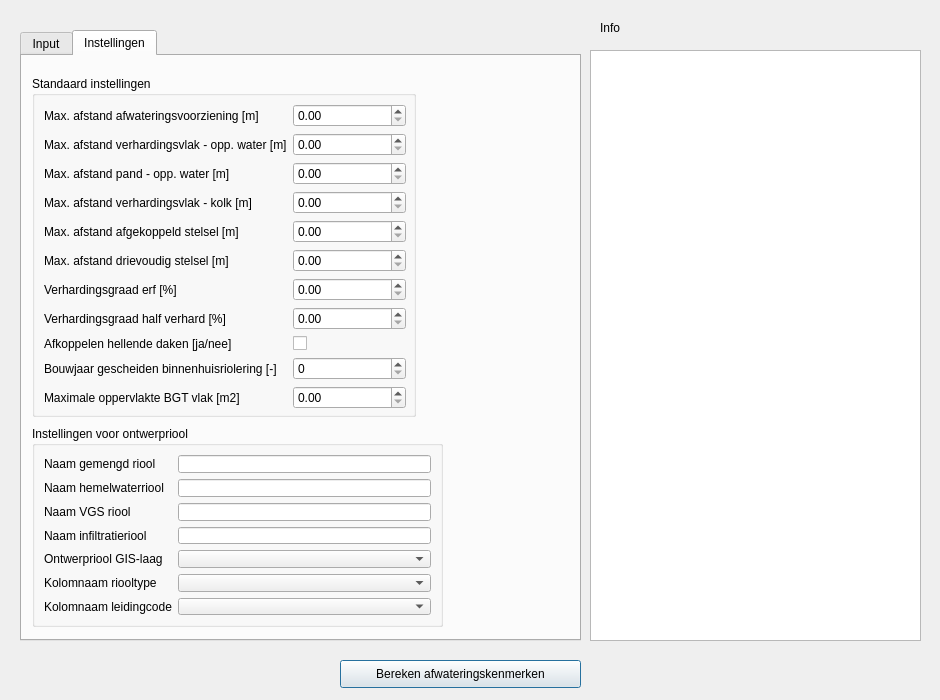
nens/bgt-inlooptool, file plugin/bgtinlooptool/BGTInloopTool_dialog_base.ui: the form before one commit.
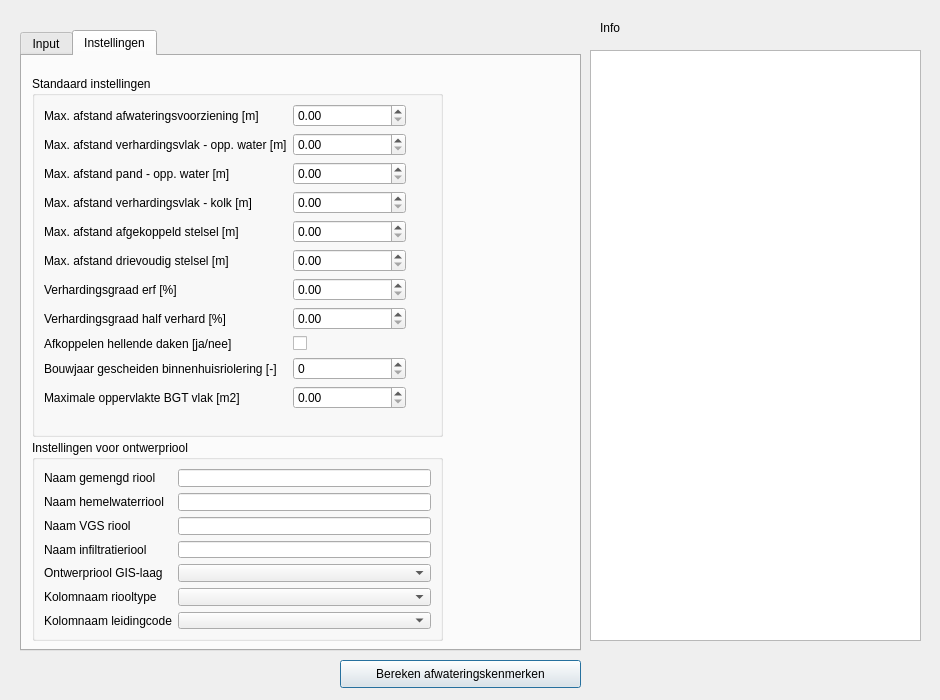
The form after the commit. Custom widgets are drawn as their Qt base class.

```diff
--- a/plugin/bgtinlooptool/BGTInloopTool_dialog_base.ui
+++ b/plugin/bgtinlooptool/BGTInloopTool_dialog_base.ui
@@ -48,7 +48,7 @@
      <x>20</x>
      <y>30</y>
      <width>561</width>
-     <height>611</height>
+     <height>621</height>
     </rect>
    </property>
    <property name="sizePolicy">
@@ -284,8 +284,8 @@
       <rect>
        <x>10</x>
        <y>20</y>
-       <width>384</width>
-       <height>341</height>
+       <width>411</width>
+       <height>361</height>
       </rect>
      </property>
      <property name="title">
@@ -422,7 +422,7 @@
      <property name="geometry">
       <rect>
        <x>10</x>
-       <y>370</y>
+       <y>384</y>
        <width>411</width>
        <height>201</height>
       </rect>
```
